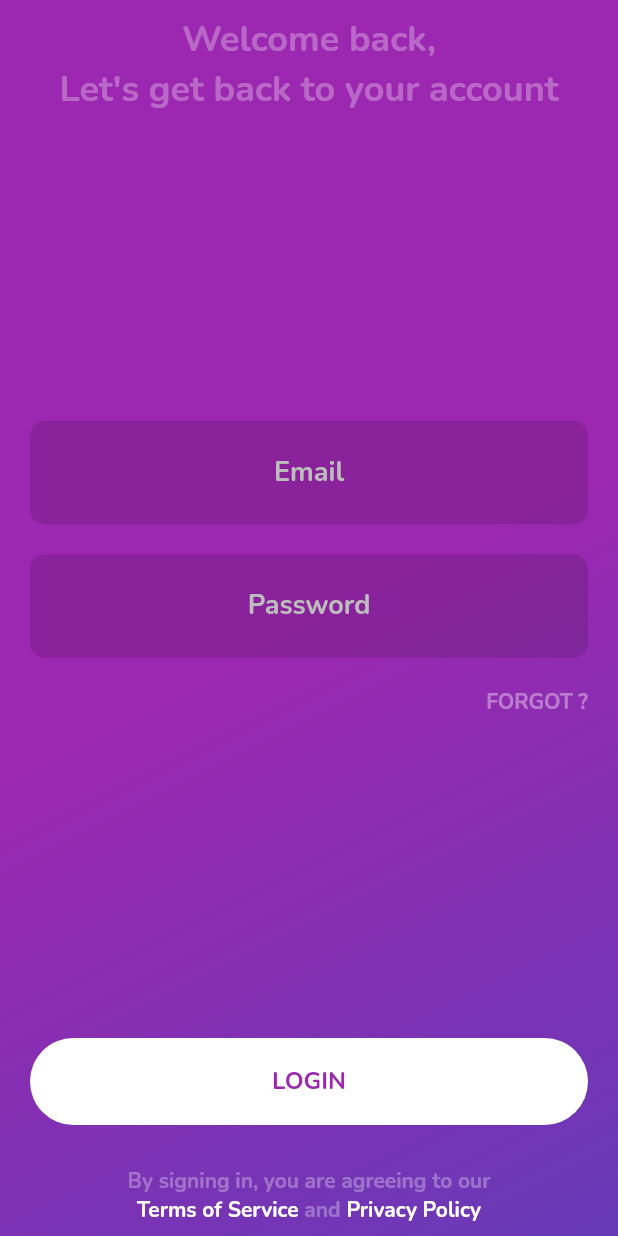
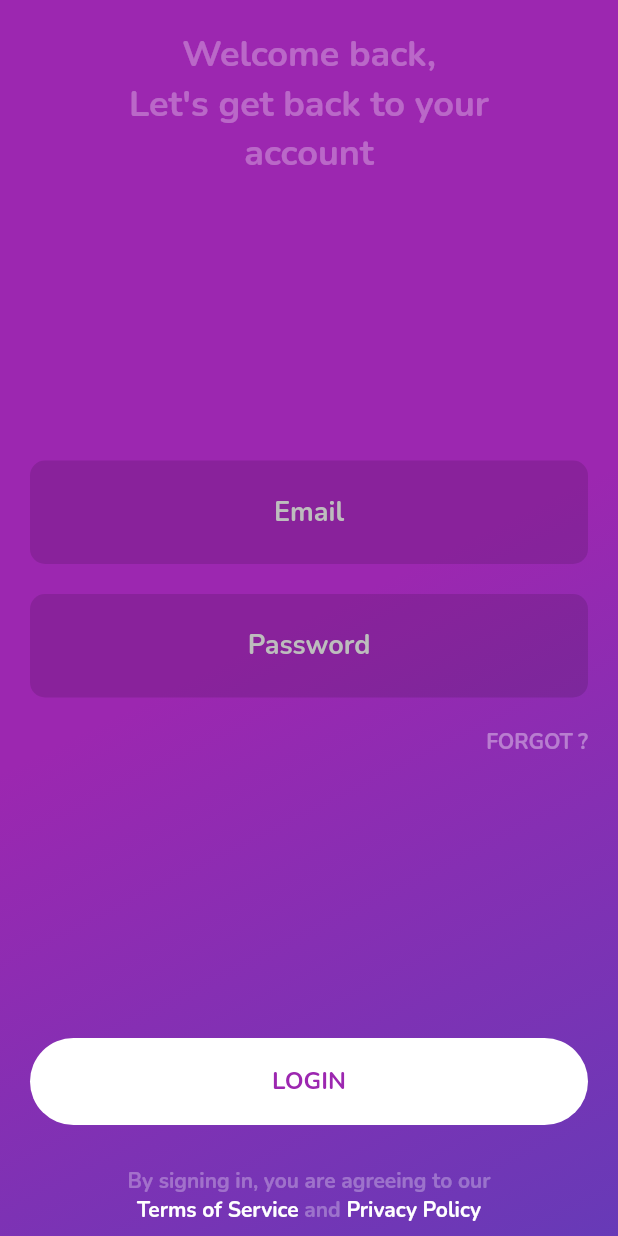
Before and after one commit to kamaravichow/reflectme-flutter, a Flutter app: the screen it shows after launch, after a tap on "I ALREADY HAVE AN ACCOUNT", on a phone screen of 412 x 824 dp. Run offline on Flutter 3.47's test engine with Material 2 defaults, Android fonts, the light colour scheme and no system bars; our stand-ins replace cloud_firestore, firebase_auth, firebase_core, fl_chart, rive and 1 more; missing offline and left inert: dart:ffi; accounts and stored records are empty.

Commit message:
login flow complete

```diff
--- a/lib/main.dart
+++ b/lib/main.dart
@@ -5,7 +5,6 @@ import 'package:gratitude/screens/auth/getstarted.dart';
 import 'package:gratitude/screens/auth/login.dart';
 import 'package:gratitude/screens/auth/signup.dart';
 import 'package:gratitude/screens/home/home.dart';
-import 'package:gratitude/screens/splash.dart';
 import 'package:gratitude/services/auth.dart';
 import 'package:provider/provider.dart';
 
@@ -30,8 +29,7 @@ class MyApp extends StatelessWidget {
         debugShowCheckedModeBanner: false,
         theme: ThemeData(fontFamily: "Nunito", brightness: Brightness.light),
         routes: {
-          '/': (context) => SplashScreen(),
-          '/started': (context) => GettingStartedScreen(),
+          '/': (context) => GettingStartedScreen(),
           '/login': (context) => LoginScreen(),
           '/signup': (context) => SignUpScreen(),
           '/home': (context) => HomeScreen(),
--- a/lib/screens/auth/getstarted.dart
+++ b/lib/screens/auth/getstarted.dart
@@ -12,13 +12,17 @@ class GettingStartedScreen extends StatefulWidget {
 
 class _GettingStartedScreenState extends State<GettingStartedScreen> {
   FirebaseAuth auth = FirebaseAuth.instance;
+  bool _notAuthenticated = true;
 
   @override
   void initState() {
     if (auth.currentUser != null) {
-      Future.delayed(Duration(milliseconds: 100), () {
+      _notAuthenticated = false;
+      Future.delayed(Duration(milliseconds: 2000), () {
         Navigator.pushNamedAndRemoveUntil(context, "/home", (route) => false);
       });
+    } else {
+      _notAuthenticated = true;
     }
     super.initState();
   }
@@ -34,6 +38,11 @@ class _GettingStartedScreenState extends State<GettingStartedScreen> {
                 end: Alignment(1.0, 1.0),
                 colors: [Colors.purple, Colors.purple, Colors.deepPurple])),
         child: SafeArea(
+          child: Stack(
+            children: [
+              //
+              Visibility(
+                visible: _notAuthenticated,
                 child: Column(
                   mainAxisAlignment: MainAxisAlignment.spaceBetween,
                   children: [
@@ -57,8 +66,8 @@ class _GettingStartedScreenState extends State<GettingStartedScreen> {
                         ),
                       ),
                       Padding(
-                  padding:
-                      const EdgeInsets.symmetric(horizontal: 40, vertical: 10),
+                        padding: const EdgeInsets.symmetric(
+                            horizontal: 40, vertical: 10),
                         child: Text(
                           "Your own personalised \nGratitude Journal assistant",
                           textAlign: TextAlign.center,
@@ -169,6 +178,48 @@ class _GettingStartedScreenState extends State<GettingStartedScreen> {
                   ],
                 ),
               ),
+              //
+              Visibility(
+                visible: !_notAuthenticated,
+                child: Container(
+                  child: Center(
+                    child: AnimatedContainer(
+                      duration: Duration(milliseconds: 1000),
+                      child: Column(
+                        mainAxisAlignment: MainAxisAlignment.spaceBetween,
+                        children: [
+                          Container(
+                            height: 100,
+                          ),
+                          AnimatedContainer(
+                            duration: Duration(milliseconds: 2000),
+                            curve: Curves.bounceIn,
+                            child: Visibility(
+                              visible: true,
+                              child: Text(
+                                "ABHI",
+                                textAlign: TextAlign.center,
+                                style: TextStyle(
+                                  fontSize: 62,
+                                  color: Colors.white38,
+                                ),
+                              ),
+                            ),
+                          ),
+                          Container(
+                              width: 200,
+                              height: 200,
+                              child: rive.RiveAnimation.asset(
+                                  "assets/rive/logo.riv"))
+                        ],
+                      ),
+                    ),
+                  ),
+                ),
+              ),
+            ],
+          ),
+        ),
       ),
     );
   }
--- a/lib/screens/auth/login.dart
+++ b/lib/screens/auth/login.dart
@@ -46,7 +46,8 @@ class _LoginScreenState extends State<LoginScreen> {
               children: [
                 // Title
                 Padding(
-                  padding: const EdgeInsets.all(10),
+                  padding:
+                      const EdgeInsets.symmetric(horizontal: 40, vertical: 20),
                   child: Text(
                     "Welcome back,\nLet's get back to your account",
                     textAlign: TextAlign.center,
--- a/lib/screens/splash.dart
+++ /dev/null
@@ -1,60 +0,0 @@
-import 'package:flutter/material.dart';
-import 'package:flutter/widgets.dart';
-import 'package:rive/rive.dart' as rive;
-
-class SplashScreen extends StatefulWidget {
-  @override
-  _SplashScreenState createState() => _SplashScreenState();
-}
-
-class _SplashScreenState extends State<SplashScreen> {
-  bool _logoVisibility = false;
-
-  @override
-  Widget build(BuildContext context) {
-    Future.delayed(Duration(milliseconds: 2000), () {
-      Navigator.pushReplacementNamed(context, "/started");
-    });
-    return new Scaffold(
-      body: Container(
-        decoration: BoxDecoration(
-            gradient: LinearGradient(
-                begin: Alignment(-1.0, -1.0),
-                end: Alignment(1.0, 1.0),
-                colors: [Colors.purple, Colors.purple, Colors.deepPurple])),
-        child: Center(
-          child: AnimatedContainer(
-            duration: Duration(milliseconds: 1000),
-            child: Column(
-              mainAxisAlignment: MainAxisAlignment.spaceBetween,
-              children: [
-                Container(
-                  height: 100,
-                ),
-                AnimatedContainer(
-                  duration: Duration(milliseconds: 2000),
-                  curve: Curves.bounceIn,
-                  child: Visibility(
-                    visible: true,
-                    child: Text(
-                      "ABHI",
-                      textAlign: TextAlign.center,
-                      style: TextStyle(
-                        fontSize: 62,
-                        color: Colors.white38,
-                      ),
-                    ),
-                  ),
-                ),
-                Container(
-                    width: 200,
-                    height: 200,
-                    child: rive.RiveAnimation.asset("assets/rive/logo.riv"))
-              ],
-            ),
-          ),
-        ),
-      ),
-    );
-  }
-}
```
Also changed, not shown: lib/screens/home/account.dart (+22 -3 lines). Lines whose indentation alone changed are shown as unchanged.
